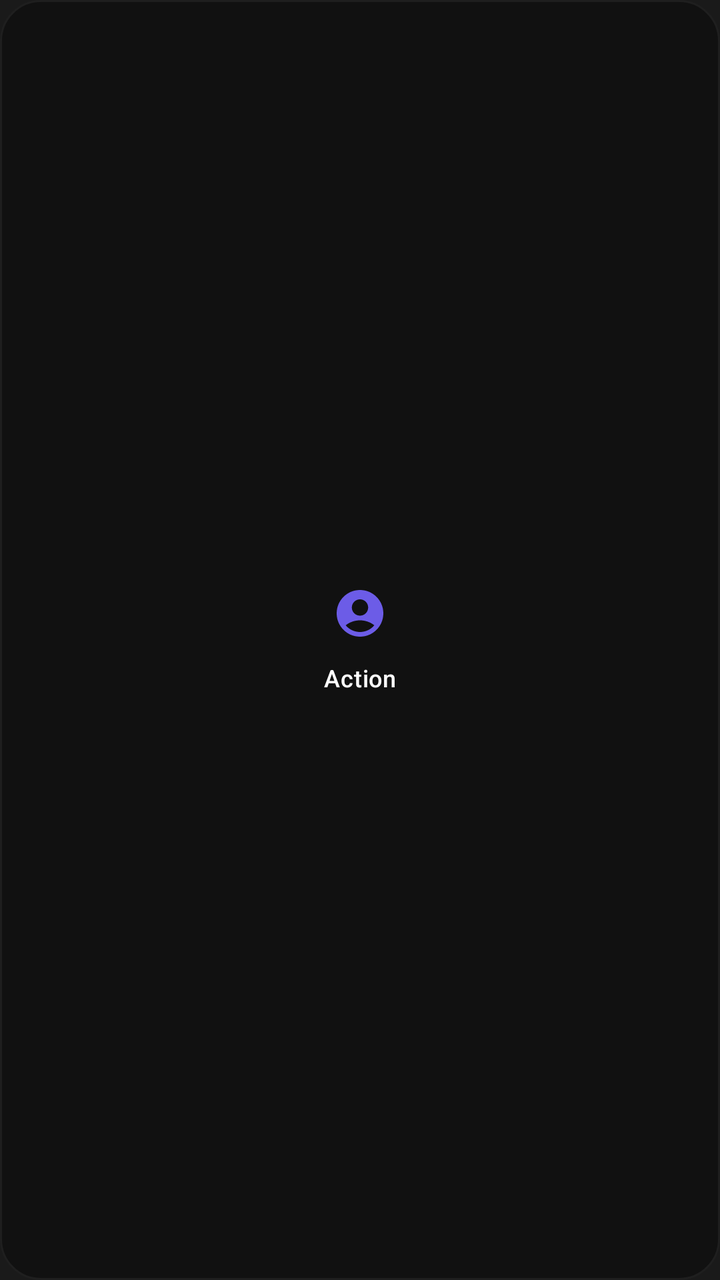
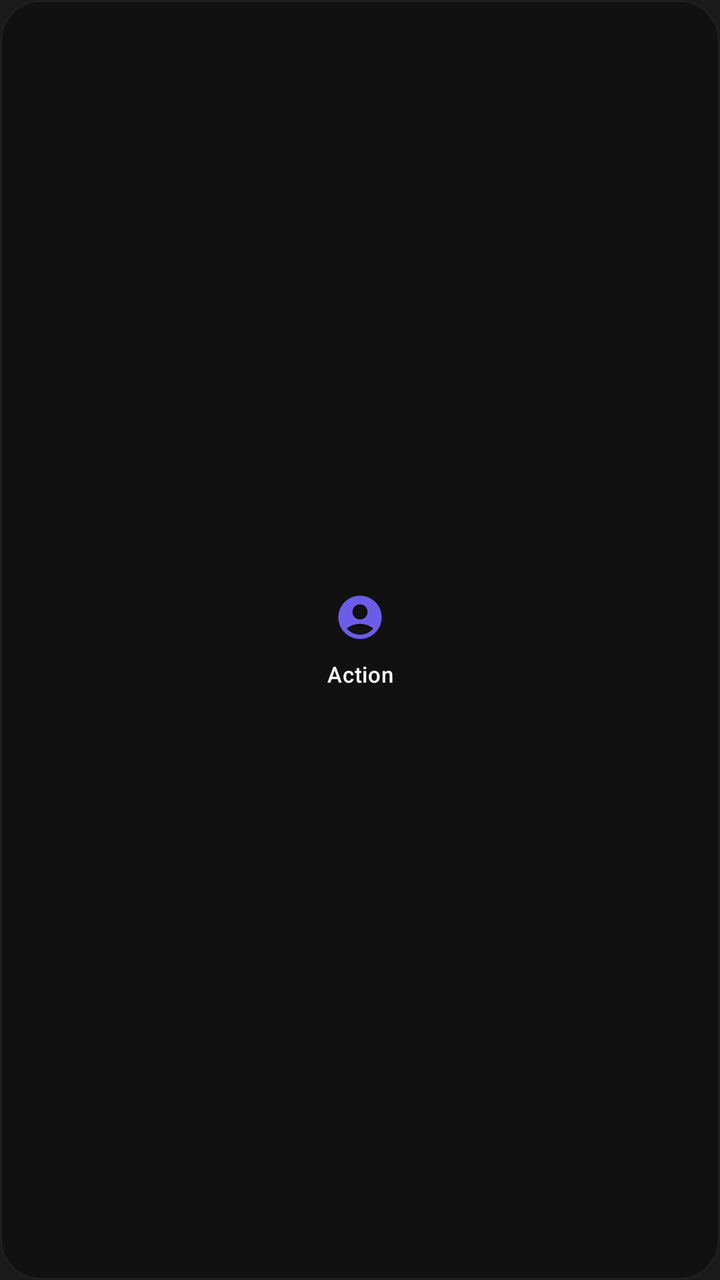

Compare the two renders of this Android layout. The source of the first and the diff that turns it into the second are given below.
<!-- AndroidManifest.xml: application theme Theme.KWalletPay -->
<!-- res/layout/item_action.xml -->
<?xml version="1.0" encoding="utf-8"?>
<LinearLayout xmlns:android="http://schemas.android.com/apk/res/android"
    android:layout_width="match_parent"
    android:layout_height="match_parent"
    android:gravity="center"
    android:orientation="vertical"
    android:paddingVertical="16dp"
    android:paddingHorizontal="8dp"
    android:clickable="true"
    android:focusable="true"
    android:background="@drawable/bg_cred_button"
    android:foreground="?attr/selectableItemBackgroundBorderless">

    <ImageView
        android:id="@+id/actionIcon"
        android:layout_width="28dp"
        android:layout_height="28dp"
        android:src="@drawable/baseline_account_circle_24"
        android:tint="@color/accent"
        android:contentDescription="Action Icon" />

    <TextView
        android:id="@+id/actionText"
        android:layout_width="match_parent"
        android:layout_height="wrap_content"
        android:layout_marginTop="10dp"
        android:fontFamily="sans-serif-medium"
        android:text="Action"
        android:textColor="@color/text_primary"
        android:textSize="12sp"
        android:gravity="center"
        android:textAlignment="center"
        android:maxLines="1"
        android:ellipsize="end"
        android:letterSpacing="0.02" />
</LinearLayout>
<!-- resources referenced by this layout -->
<resources>
  <color name="accent">#6C5CE7</color>
  <color name="text_primary">#FFFFFF</color>
  <!-- drawable baseline_account_circle_24 (drawable) -->
  <vector xmlns:android="http://schemas.android.com/apk/res/android" android:height="24dp" android:tint="#000000" android:viewportHeight="24" android:viewportWidth="24" android:width="24dp">
        
      <path android:fillColor="@android:color/white" android:pathData="M12,2C6.48,2 2,6.48 2,12s4.48,10 10,10s10,-4.48 10,-10S17.52,2 12,2zM12,6c1.93,0 3.5,1.57 3.5,3.5S13.93,13 12,13s-3.5,-1.57 -3.5,-3.5S10.07,6 12,6zM12,20c-2.03,0 -4.43,-0.82 -6.14,-2.88C7.55,15.8 9.68,15 12,15s4.45,0.8 6.14,2.12C16.43,19.18 14.03,20 12,20z"/>
      
  </vector>
  <!-- drawable bg_cred_button (drawable) -->
  <?xml version="1.0" encoding="utf-8"?>
  <selector xmlns:android="http://schemas.android.com/apk/res/android">
      <item android:state_pressed="true">
          <shape>
              <solid android:color="@color/card_pressed" />
              <stroke android:width="1dp" android:color="@color/border" />
              <corners android:radius="20dp" />
          </shape>
      </item>
      <item>
          <shape>
              <solid android:color="@color/card_background" />
              <stroke android:width="1dp" android:color="@color/border" />
              <corners android:radius="20dp" />
          </shape>
      </item>
  </selector>
  <style name="Theme.KWalletPay" parent="Base.Theme.KWalletPay" />
  <color name="card_pressed">#1A1A1A</color>
  <color name="border">#1F1F1F</color>
  <color name="card_background">#111111</color>
  <style name="Base.Theme.KWalletPay" parent="Theme.Material3.DayNight.NoActionBar">
          
          <item name="colorPrimary">#4F46E5</item>
          <item name="colorSecondary">#7C3AED</item>
          <item name="android:windowBackground">@color/background_gray</item>
          <item name="android:windowLightStatusBar">true</item>
      </style>
  <color name="background_gray">#1A1A1A</color>
</resources>

<!-- the commit's change to res/layout/item_action.xml (unified diff, before → after) -->
@@ -1,10 +1,10 @@
 <?xml version="1.0" encoding="utf-8"?>
 <LinearLayout xmlns:android="http://schemas.android.com/apk/res/android"
     android:layout_width="match_parent"
-    android:layout_height="match_parent"
+    android:layout_height="100dp"
     android:gravity="center"
     android:orientation="vertical"
-    android:paddingVertical="16dp"
+    android:paddingVertical="14dp"
     android:paddingHorizontal="8dp"
     android:clickable="true"
     android:focusable="true"
@@ -13,8 +13,8 @@
 
     <ImageView
         android:id="@+id/actionIcon"
-        android:layout_width="28dp"
-        android:layout_height="28dp"
+        android:layout_width="26dp"
+        android:layout_height="26dp"
         android:src="@drawable/baseline_account_circle_24"
         android:tint="@color/accent"
         android:contentDescription="Action Icon" />
@@ -23,11 +23,11 @@
         android:id="@+id/actionText"
         android:layout_width="match_parent"
         android:layout_height="wrap_content"
-        android:layout_marginTop="10dp"
+        android:layout_marginTop="8dp"
         android:fontFamily="sans-serif-medium"
         android:text="Action"
         android:textColor="@color/text_primary"
-        android:textSize="12sp"
+        android:textSize="11sp"
         android:gravity="center"
         android:textAlignment="center"
         android:maxLines="1"
